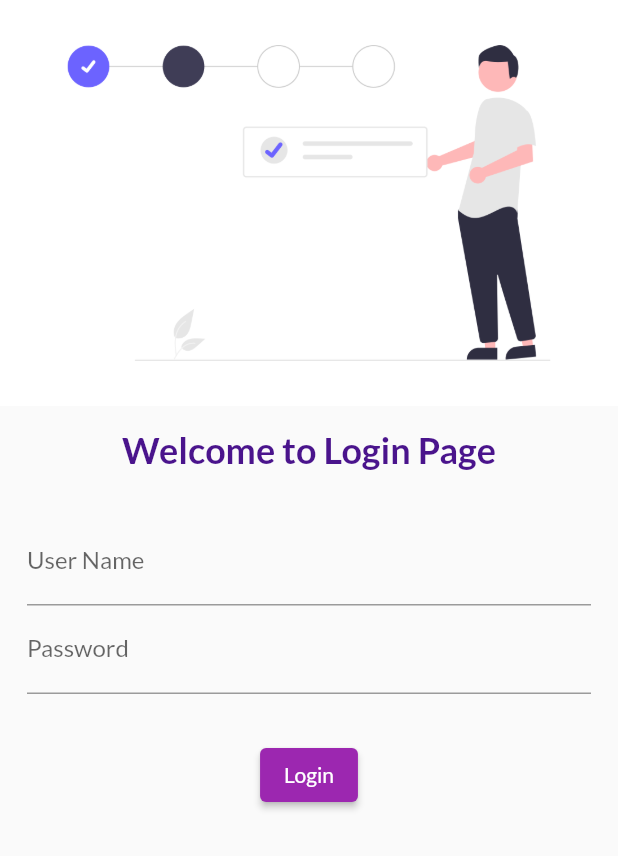
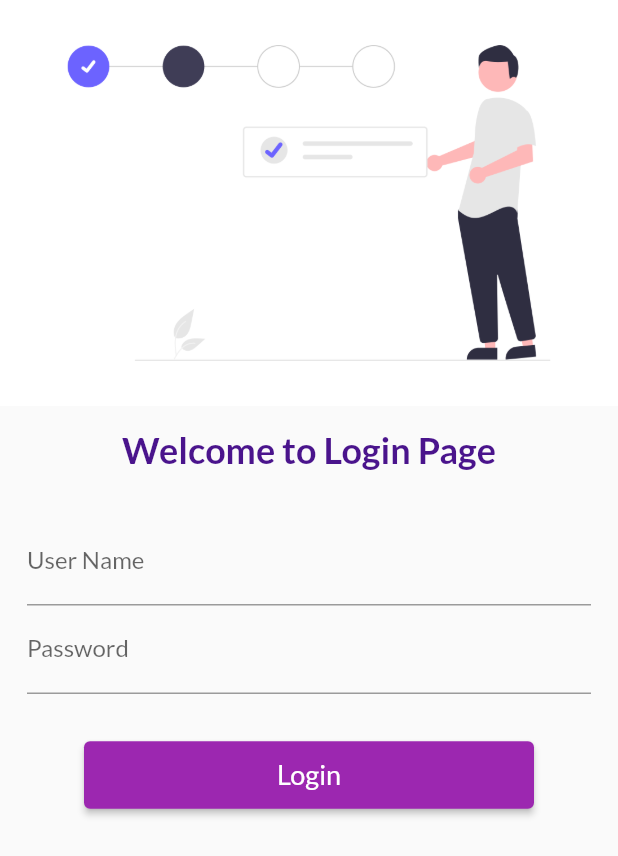
Before and after one commit to ahmedraza55592/catalog-app, a Flutter app: the screen it shows after launch, on a phone screen of 412 x 824 dp. Shown: the top 856 px of the screen. Run offline on Flutter 3.47's test engine with Material 2 defaults, Android fonts, the phone set to English and light mode, and no system bars; our stand-ins replace google_fonts.

Commit message:
Day 5 Completed

```diff
--- a/lib/main.dart
+++ b/lib/main.dart
@@ -2,6 +2,7 @@ import 'package:flutter/material.dart';
 import 'package:flutter_catalog/pages/homepage.dart';
 import 'package:flutter_catalog/pages/loginpage.dart';
 import 'package:flutter_catalog/pages/signup.dart';
+import 'package:flutter_catalog/utils/routes.dart';
 import 'package:google_fonts/google_fonts.dart';
 
 void main() {
@@ -18,11 +19,11 @@ class MyApp extends StatelessWidget {
           primarySwatch: Colors.purple,
           fontFamily: GoogleFonts.lato().fontFamily),
       darkTheme: ThemeData(brightness: Brightness.dark),
-      initialRoute: "/login",
+      initialRoute: MyRoutes.loginPage,
       routes: {
-        "/": (context) => HomePage(),
-        "/signup": (context) => SignUpPage(),
-        "/login": (context) => LoginPage()
+        MyRoutes.homePage: (context) => HomePage(),
+        MyRoutes.signUpPage: (context) => SignUpPage(),
+        MyRoutes.loginPage: (context) => LoginPage()
       },
       debugShowCheckedModeBanner: false,
     );
--- a/lib/pages/loginpage.dart
+++ b/lib/pages/loginpage.dart
@@ -1,13 +1,19 @@
 import 'package:flutter/material.dart';
+import 'package:flutter_catalog/utils/routes.dart';
 
 class LoginPage extends StatelessWidget {
   @override
   Widget build(BuildContext context) {
     return Material(
+        child: SingleChildScrollView(
       child: Column(
         // mainAxisAlignment: MainAxisAlignment.center,
         children: [
-        Image.asset("assets/images/form.png"),
+          Image.asset(
+            "assets/images/form.png",
+            fit: BoxFit.cover,
+            // height: 700,
+          ),
           SizedBox(
             height: 15,
           ),
@@ -19,7 +25,8 @@ class LoginPage extends StatelessWidget {
                 color: Colors.purple[900]),
           ),
           Padding(
-          padding: const EdgeInsets.symmetric(horizontal: 18.0, vertical: 30.0),
+            padding:
+                const EdgeInsets.symmetric(horizontal: 18.0, vertical: 30.0),
             child: Column(
               children: [
                 TextFormField(
@@ -35,12 +42,20 @@ class LoginPage extends StatelessWidget {
             ),
           ),
           ElevatedButton(
-          child: Text("Login"),
+            child: Text(
+              "Login",
+              style: TextStyle(
+                fontSize: 18,
+              ),
+            ),
+            style: TextButton.styleFrom(minimumSize: Size(300, 45)),
             onPressed: () {
+              Navigator.pushNamed(context, MyRoutes.homePage);
               print("Print something else");
             },
           )
         ],
+      ),
     ));
   }
 }
--- /dev/null
+++ b/lib/utils/routes.dart
@@ -0,0 +1,5 @@
+class MyRoutes {
+  static String homePage = "/";
+  static String loginPage = "/login";
+  static String signUpPage = "/signup";
+}
```
Lines whose indentation alone changed are shown as unchanged.
